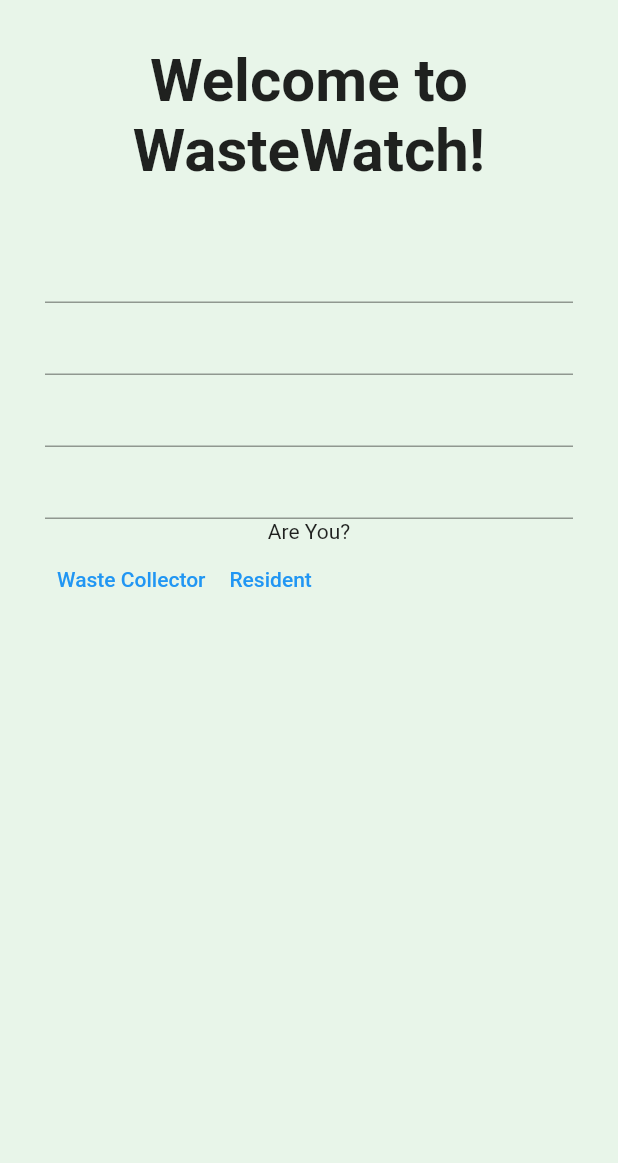
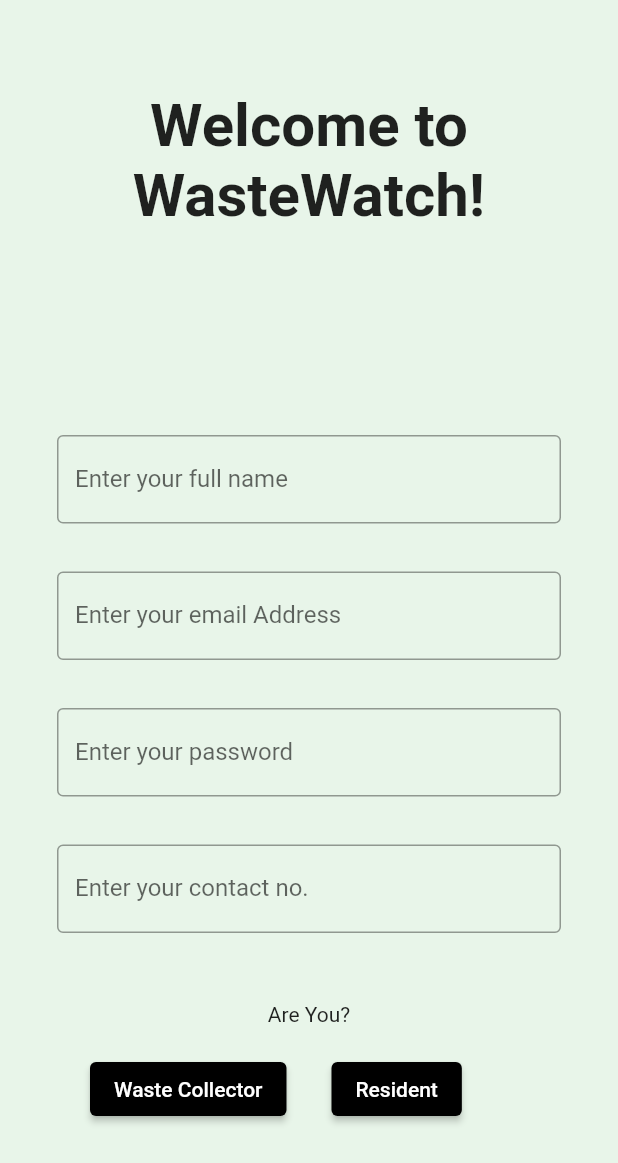
Before and after one commit to 27priyanshu/WasteWatch, a Flutter app: the screen it shows after launch, on a phone screen of 412 x 824 dp. Shown: the top 1163 px of the screen. Run offline on Flutter 3.47's test engine with Material 2 defaults, Android fonts, the light colour scheme and no system bars; our stand-ins replace flutter_login.

Commit message:
updated reg page

```diff
--- a/waste_watch/lib/registration1.dart
+++ b/waste_watch/lib/registration1.dart
@@ -26,6 +26,7 @@ class _registerationState extends State<registeration> {
                 Column(
                   crossAxisAlignment: CrossAxisAlignment.center,
                   children: [
+                    SizedBox(height: 30,),
                     Text(
                       "Welcome to WasteWatch!",
                       style:
@@ -33,14 +34,21 @@ class _registerationState extends State<registeration> {
                       textAlign: TextAlign.center,
                     ),
                     SizedBox(
-                      height: 30,
+                      height: 120,
                     ),
                     Form(
                       key: _formKey,
                       child: Column(
                         children: <Widget>[
                           // Add TextFormFields and ElevatedButton here.
-                          TextFormField(
+                          Padding(
+                            padding: const EdgeInsets.symmetric(
+                                horizontal: 8.0, vertical: 16.0),
+                            child: TextFormField(
+                              decoration: const InputDecoration(
+                                border: OutlineInputBorder(),
+                                labelText: 'Enter your full name',
+                              ),
                               // The validator receives the text that the user has entered.
                               validator: (value) {
                                 if (value == null || value.isEmpty) {
@@ -49,7 +57,15 @@ class _registerationState extends State<registeration> {
                                 return null;
                               },
                             ),
-                          TextFormField(
+                          ),
+                          Padding(
+                            padding: const EdgeInsets.symmetric(
+                                horizontal: 8.0, vertical: 16.0),
+                            child: TextFormField(
+                              decoration: const InputDecoration(
+                                border: OutlineInputBorder(),
+                                labelText: 'Enter your email Address',
+                              ),
                               // The validator receives the text that the user has entered.
                               validator: (value) {
                                 if (value == null || value.isEmpty) {
@@ -58,7 +74,15 @@ class _registerationState extends State<registeration> {
                                 return null;
                               },
                             ),
-                          TextFormField(
+                          ),
+                          Padding(
+                            padding: const EdgeInsets.symmetric(
+                                horizontal: 8.0, vertical: 16),
+                            child: TextFormField(
+                              decoration: const InputDecoration(
+                                border: OutlineInputBorder(),
+                                labelText: 'Enter your password',
+                              ),
                               // The validator receives the text that the user has entered.
                               validator: (value) {
                                 if (value == null || value.isEmpty) {
@@ -67,7 +91,15 @@ class _registerationState extends State<registeration> {
                                 return null;
                               },
                             ),
-                          TextFormField(
+                          ),
+                          Padding(
+                            padding: const EdgeInsets.symmetric(
+                                horizontal: 8.0, vertical: 16.0),
+                            child: TextFormField(
+                              decoration: const InputDecoration(
+                                border: OutlineInputBorder(),
+                                labelText: 'Enter your contact no.',
+                              ),
                               // The validator receives the text that the user has entered.
                               validator: (value) {
                                 if (value == null || value.isEmpty) {
@@ -76,9 +108,34 @@ class _registerationState extends State<registeration> {
                                 return null;
                               },
                             ),
-                          Column(children: [Text("Are You?")],),
-                          Row(children: [TextButton(onPressed: (){}, child: Text("Waste Collector")),TextButton(onPressed: (){}, child: Text("Resident"))],),
-
+                          ),
+                          SizedBox(
+                            height: 30,
+                          ),
+                          Column(
+                            children: [Text("Are You?")],
+                          ),
+                          Padding(
+                            padding: const EdgeInsets.symmetric(
+                                horizontal: 30.0, vertical: 18.0),
+                            child: Row(
+                              children: [
+                                ElevatedButton(
+                                  onPressed: () {},
+                                  child: Text(
+                                    "Waste Collector",
+                                  ),
+                                  style: ElevatedButton.styleFrom(backgroundColor: Colors.black)
+                                ),
+                                SizedBox(width: 30),
+                                ElevatedButton(
+                                  onPressed: () {},
+                                  child: Text("Resident"),
+                                  style: ElevatedButton.styleFrom(backgroundColor: Colors.black),
+                                ),
+                              ],
+                            ),
+                          ),
                         ],
                       ),
                     )
```
Lines whose indentation alone changed are shown as unchanged.
